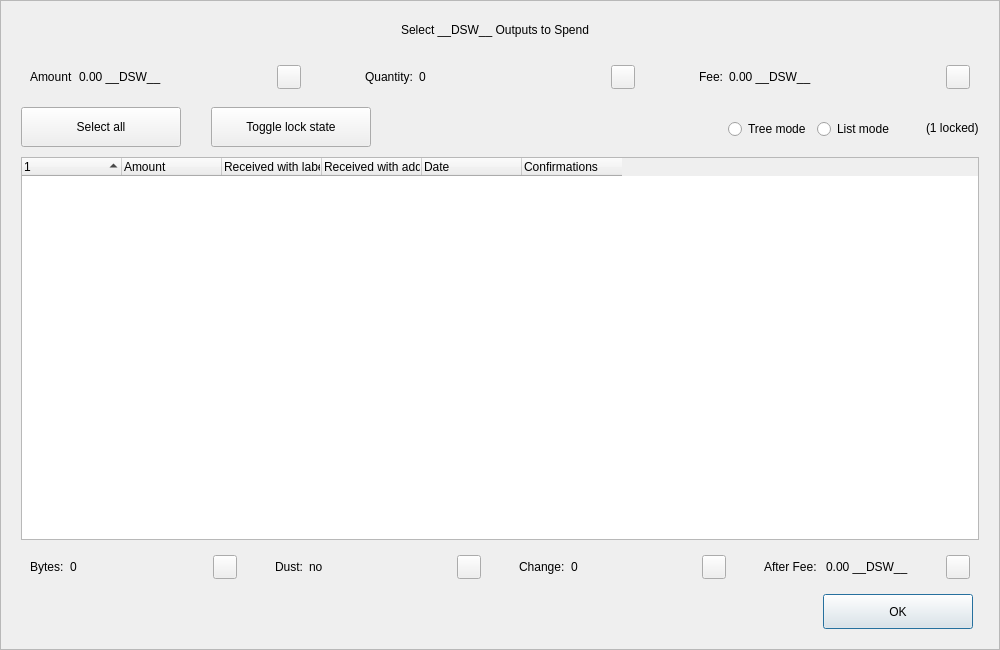
The window that src/qt/forms/coincontroldialog.ui (decenomy/DSW) describes before a commit, drawn with Qt 5.
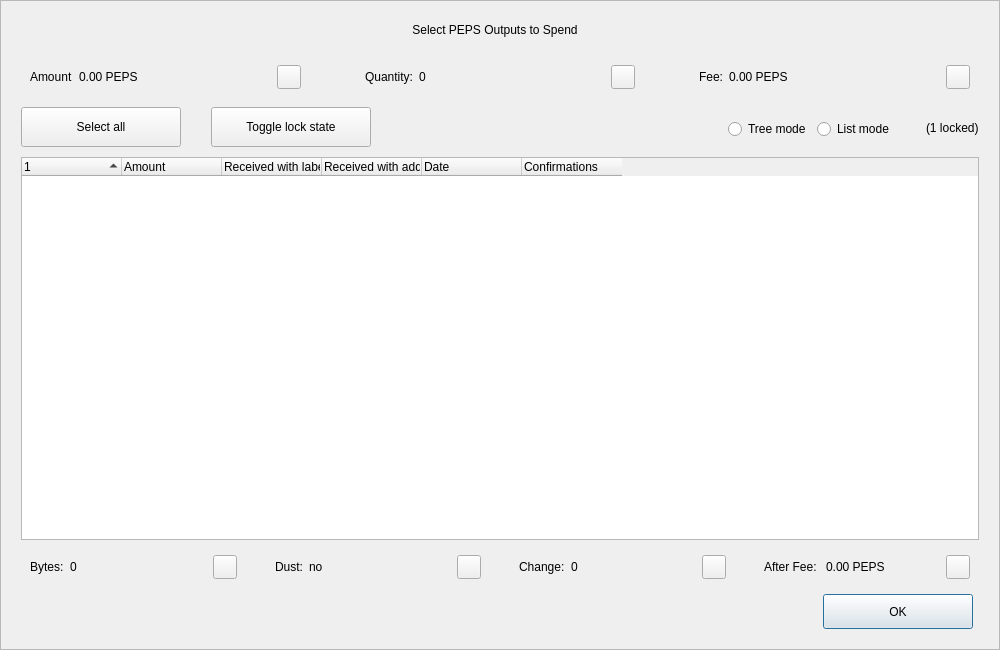
The same window after the commit. Custom widgets are drawn as their Qt base class.

Patch:
```diff
--- a/src/qt/forms/coincontroldialog.ui
+++ b/src/qt/forms/coincontroldialog.ui
@@ -98,7 +98,7 @@
            </size>
           </property>
           <property name="text">
-           <string>Select __DSW__ Outputs to Spend</string>
+           <string>Select PEPS Outputs to Spend</string>
           </property>
           <property name="alignment">
            <set>Qt::AlignCenter</set>
@@ -144,7 +144,7 @@
            <item>
             <widget class="QLabel" name="labelCoinControlAmount">
              <property name="text">
-              <string>0.00 __DSW__</string>
+              <string>0.00 PEPS</string>
              </property>
             </widget>
            </item>
@@ -268,7 +268,7 @@
            <item>
             <widget class="QLabel" name="labelCoinControlFee">
              <property name="text">
-              <string>0.00 __DSW__</string>
+              <string>0.00 PEPS</string>
              </property>
             </widget>
            </item>
@@ -729,7 +729,7 @@
            <item>
             <widget class="QLabel" name="labelCoinControlAfterFee">
              <property name="text">
-              <string>0.00 __DSW__</string>
+              <string>0.00 PEPS</string>
              </property>
             </widget>
            </item>
```
